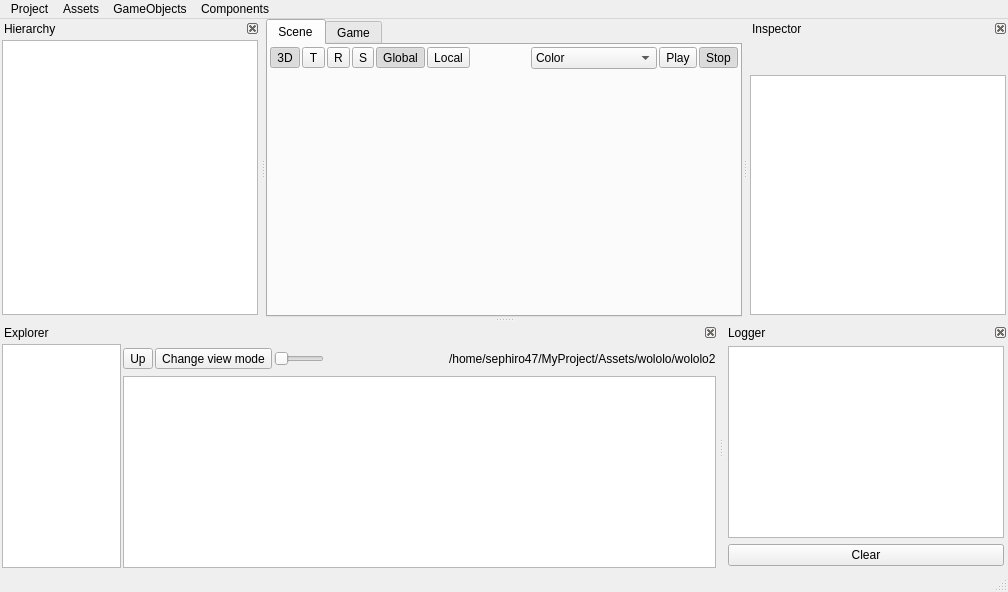
Qt form EngineAssets/EditorWindow.ui (Bang3DEngine/OldBang) before a commit.
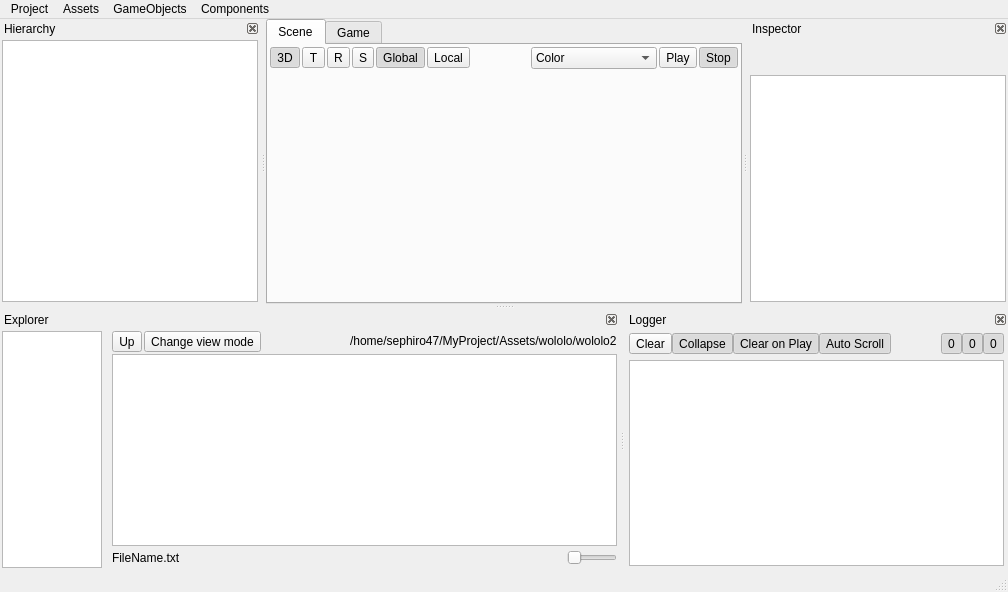
The same form after that commit. Icons and pictures are not drawn. Custom widgets are drawn as their Qt base class.

Commit message: Explorer names without extension now. Logger buttons added (not working ftm).

```diff
--- a/EngineAssets/EditorWindow.ui
+++ b/EngineAssets/EditorWindow.ui
@@ -686,13 +686,13 @@
      <item>
       <layout class="QHBoxLayout" name="horizontalLayout_3" stretch="2,10">
        <property name="spacing">
-        <number>2</number>
+        <number>10</number>
        </property>
        <item>
         <widget class="ExplorerDirTree" name="widgetTreeExplorerDirTree">
          <property name="maximumSize">
           <size>
-           <width>150</width>
+           <width>100</width>
            <height>16777215</height>
           </size>
          </property>
@@ -760,25 +760,6 @@
              </property>
             </widget>
            </item>
-           <item>
-            <widget class="QSlider" name="sliderExplorerIconSize">
-             <property name="sizePolicy">
-              <sizepolicy hsizetype="Maximum" vsizetype="Fixed">
-               <horstretch>0</horstretch>
-               <verstretch>0</verstretch>
-              </sizepolicy>
-             </property>
-             <property name="maximumSize">
-              <size>
-               <width>50</width>
-               <height>16777215</height>
-              </size>
-             </property>
-             <property name="orientation">
-              <enum>Qt::Horizontal</enum>
-             </property>
-            </widget>
-           </item>
            <item>
             <spacer name="horizontalSpacer_2">
              <property name="orientation">
@@ -854,7 +835,47 @@
           </widget>
          </item>
          <item>
-          <layout class="QHBoxLayout" name="horizontalLayout_2"/>
+          <layout class="QHBoxLayout" name="horizontalLayout_2">
+           <item>
+            <widget class="QLabel" name="labelFileName">
+             <property name="text">
+              <string>FileName.txt</string>
+             </property>
+            </widget>
+           </item>
+           <item>
+            <spacer name="horizontalSpacer">
+             <property name="orientation">
+              <enum>Qt::Horizontal</enum>
+             </property>
+             <property name="sizeHint" stdset="0">
+              <size>
+               <width>40</width>
+               <height>20</height>
+              </size>
+             </property>
+            </spacer>
+           </item>
+           <item>
+            <widget class="QSlider" name="sliderExplorerIconSize">
+             <property name="sizePolicy">
+              <sizepolicy hsizetype="Maximum" vsizetype="Fixed">
+               <horstretch>0</horstretch>
+               <verstretch>0</verstretch>
+              </sizepolicy>
+             </property>
+             <property name="maximumSize">
+              <size>
+               <width>50</width>
+               <height>16777215</height>
+              </size>
+             </property>
+             <property name="orientation">
+              <enum>Qt::Horizontal</enum>
+             </property>
+            </widget>
+           </item>
+          </layout>
          </item>
         </layout>
        </item>
@@ -902,6 +923,145 @@
         <property name="bottomMargin">
          <number>2</number>
         </property>
+        <item>
+         <layout class="QHBoxLayout" name="horizontalLayout_5">
+          <property name="spacing">
+           <number>0</number>
+          </property>
+          <item>
+           <widget class="QToolButton" name="buttonLoggerClear">
+            <property name="text">
+             <string>Clear</string>
+            </property>
+            <property name="icon">
+             <iconset resource="qdarkstyle/style.qrc">
+              <normaloff>:/qss_icons/Icons/clear.png</normaloff>:/qss_icons/Icons/clear.png</iconset>
+            </property>
+            <property name="toolButtonStyle">
+             <enum>Qt::ToolButtonTextOnly</enum>
+            </property>
+           </widget>
+          </item>
+          <item>
+           <widget class="QToolButton" name="toolButton_2">
+            <property name="text">
+             <string>Collapse</string>
+            </property>
+            <property name="checkable">
+             <bool>true</bool>
+            </property>
+            <property name="checked">
+             <bool>true</bool>
+            </property>
+           </widget>
+          </item>
+          <item>
+           <widget class="QToolButton" name="toolButton">
+            <property name="text">
+             <string>Clear on Play</string>
+            </property>
+            <property name="checkable">
+             <bool>true</bool>
+            </property>
+            <property name="checked">
+             <bool>true</bool>
+            </property>
+            <property name="toolButtonStyle">
+             <enum>Qt::ToolButtonTextOnly</enum>
+            </property>
+           </widget>
+          </item>
+          <item>
+           <widget class="QToolButton" name="toolButton_6">
+            <property name="text">
+             <string>Auto Scroll</string>
+            </property>
+            <property name="checkable">
+             <bool>true</bool>
+            </property>
+            <property name="checked">
+             <bool>true</bool>
+            </property>
+            <property name="toolButtonStyle">
+             <enum>Qt::ToolButtonTextOnly</enum>
+            </property>
+           </widget>
+          </item>
+          <item>
+           <spacer name="horizontalSpacer_3">
+            <property name="orientation">
+             <enum>Qt::Horizontal</enum>
+            </property>
+            <property name="sizeHint" stdset="0">
+             <size>
+              <width>40</width>
+              <height>20</height>
+             </size>
+            </property>
+           </spacer>
+          </item>
+          <item>
+           <widget class="QToolButton" name="toolButton_3">
+            <property name="text">
+             <string>0</string>
+            </property>
+            <property name="icon">
+             <iconset resource="qdarkstyle/style.qrc">
+              <normaloff>:/qss_icons/Icons/LogIcon.png</normaloff>:/qss_icons/Icons/LogIcon.png</iconset>
+            </property>
+            <property name="checkable">
+             <bool>true</bool>
+            </property>
+            <property name="checked">
+             <bool>true</bool>
+            </property>
+            <property name="toolButtonStyle">
+             <enum>Qt::ToolButtonTextBesideIcon</enum>
+            </property>
+           </widget>
+          </item>
+          <item>
+           <widget class="QToolButton" name="toolButton_4">
+            <property name="text">
+             <string>0</string>
+            </property>
+            <property name="icon">
+             <iconset resource="qdarkstyle/style.qrc">
+              <normaloff>:/qss_icons/Icons/WarnIcon.png</normaloff>:/qss_icons/Icons/WarnIcon.png</iconset>
+            </property>
+            <property name="checkable">
+             <bool>true</bool>
+            </property>
+            <property name="checked">
+             <bool>true</bool>
+            </property>
+            <property name="toolButtonStyle">
+             <enum>Qt::ToolButtonTextBesideIcon</enum>
+            </property>
+           </widget>
+          </item>
+          <item>
+           <widget class="QToolButton" name="toolButton_5">
+            <property name="text">
+             <string>0</string>
+            </property>
+            <property name="icon">
+             <iconset resource="qdarkstyle/style.qrc">
+              <normaloff>:/qss_icons/Icons/ErrorIcon.png</normaloff>:/qss_icons/Icons/ErrorIcon.png</iconset>
+            </property>
+            <property name="checkable">
+             <bool>true</bool>
+            </property>
+            <property name="checked">
+             <bool>true</bool>
+            </property>
+            <property name="toolButtonStyle">
+             <enum>Qt::ToolButtonTextBesideIcon</enum>
+            </property>
+           </widget>
+          </item>
+         </layout>
+        </item>
         <item>
          <widget class="ListLogger" name="listLogger">
           <property name="editTriggers">
@@ -918,17 +1078,6 @@
           </property>
          </widget>
         </item>
-        <item>
-         <widget class="QPushButton" name="buttonLoggerClear">
-          <property name="text">
-           <string>Clear</string>
-          </property>
-          <property name="icon">
-           <iconset resource="qdarkstyle/style.qrc">
-            <normaloff>:/qss_icons/Icons/clear.png</normaloff>:/qss_icons/Icons/clear.png</iconset>
-          </property>
-         </widget>
-        </item>
        </layout>
       </widget>
      </item>
```
Left out of the diff: 21 changed lines with no effect on the pictures. The commit also changes 11 other files.
